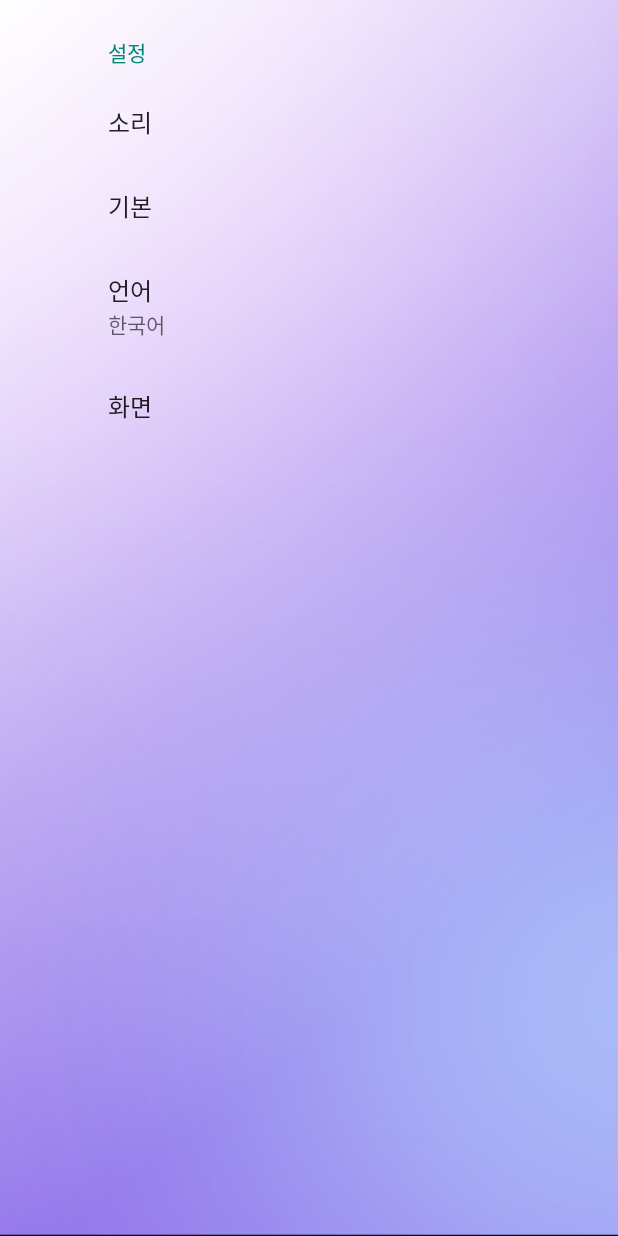
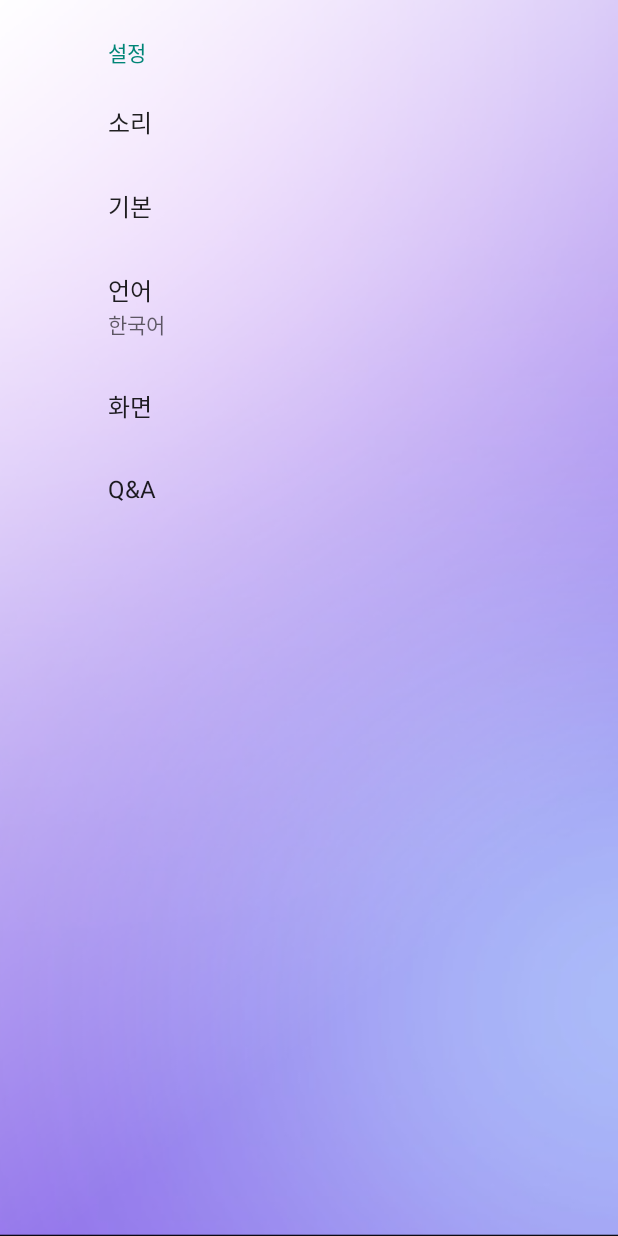
Before and after one commit to ssu-alram/alram-app, an Android app: the SettingsActivity screen opened directly, with no data from a screen before it, on a phone screen of 412 x 824 dp. Run offline under Robolectric (Android 15) with nearby library versions, the phone set to English and light mode, and no system bars; our stand-ins replace androidx.preference.

Commit message:
설정 다시ㅣ 만드는 중인데 프래그먼트..어려워요

```diff
--- a/app/build.gradle
+++ b/app/build.gradle
@@ -44,6 +44,7 @@ dependencies {
     implementation 'androidx.lifecycle:lifecycle-livedata-ktx:2.5.1'
     implementation 'androidx.lifecycle:lifecycle-viewmodel-ktx:2.5.1'
     implementation 'androidx.preference:preference:1.1.1'
+    implementation 'com.android.car.ui:car-ui-lib:+'
 
     testImplementation 'junit:junit:4.13.2'
 
--- a/app/src/main/java/com/example/alarm/MainActivity.java
+++ b/app/src/main/java/com/example/alarm/MainActivity.java
@@ -34,7 +34,9 @@ public class MainActivity extends AppCompatActivity implements View.OnClickListe
     public void onClick(View view) {
         calenderView.setVisibility(View.GONE);
         mainView.setVisibility(View.GONE);
+
         if (view.getId() == R.id.tab1) calenderView.setVisibility(View.VISIBLE);
         else if (view.getId() == R.id.tab2) mainView.setVisibility(View.VISIBLE);
     }
+
 }
--- a/app/src/main/java/com/example/alarm/SettingFragment.java
+++ /dev/null
@@ -1,40 +0,0 @@
-package com.example.alarm;
-
-import android.content.SharedPreferences;
-import android.os.Bundle;
-import android.util.Log;
-
-import androidx.preference.PreferenceFragmentCompat;
-import androidx.preference.PreferenceManager;
-
-public class SettingFragment extends PreferenceFragmentCompat {
-    SharedPreferences prefs;
-
-    @Override
-    public void onCreatePreferences(Bundle savedInstanceState, String rootKey) {
-        addPreferencesFromResource(R.xml.settings_preferences);
-        prefs = PreferenceManager.getDefaultSharedPreferences(getActivity());
-        prefs.registerOnSharedPreferenceChangeListener(prefListener);
-    }
-
-    SharedPreferences.OnSharedPreferenceChangeListener prefListener =
-            new SharedPreferences.OnSharedPreferenceChangeListener() {
-                @Override
-                public void onSharedPreferenceChanged(SharedPreferences sharedPreferences, String key) {
-                    // key값에 해당하는 명령 넣기
-                    if (key.equals("soundset")) {
-                        Log.d("TAG", key + "SELECTED");
-                    } else if (key.equals("vibrate")) {
-                        Log.d("TAG", key + "SELECTED");
-                    } else if (key.equals("sound_list")) {
-                        Log.d("TAG", key + "SELECTED");
-                    } else if (key.equals("defaultset")) {
-                        Log.d("TAG", key + "SELECTED");
-                    } else if (key.equals("push_alarm")) {
-                        Log.d("TAG", key + "SELECTED");
-                    }
-
-                }
-            };
-
-}
--- a/app/src/main/java/com/example/alarm/SettingsActivity.java
+++ b/app/src/main/java/com/example/alarm/SettingsActivity.java
@@ -1,23 +1,27 @@
 package com.example.alarm;
 
+import android.content.SharedPreferences;
 import android.os.Bundle;
+import android.preference.PreferenceFragment;
 
 import androidx.appcompat.app.AppCompatActivity;
-import androidx.preference.PreferenceFragmentCompat;
+import androidx.fragment.app.FragmentManager;
+import androidx.preference.ListPreference;
+import androidx.preference.PreferenceManager;
+import androidx.preference.PreferenceScreen;
 
-public class SettingsActivity extends AppCompatActivity {
-
+import com.google.android.material.shadow.ShadowRenderer;
+public class SettingsActivity extends AppCompatActivity{
     @Override
-    protected void onCreate(Bundle savedInstanceState) {
-        super.onCreate(savedInstanceState);
+    protected void onCreate(Bundle savedinstanceState) {
+        super.onCreate(savedinstanceState);
         setContentView(R.layout.settings_activity);
 
+        FragmentManager fragmentManager = getSupportFragmentManager();
+        fragmentManager
+                .beginTransaction()
+                .replace(R.id.settings_fragment, new SettingsFragment())
+                .commit();
+    }
 
-    class SettingsFragment extends PreferenceFragmentCompat {
-        @Override
-        public void onCreatePreferences(Bundle savedInstanceState, String rootKey) {
-            setPreferencesFromResource(R.xml.settings_preferences, rootKey);
-            addPreferencesFromResource(R.xml.settings_preferences);
-        }
-    }
-}}
+}
--- /dev/null
+++ b/app/src/main/java/com/example/alarm/SettingsFragment.java
@@ -0,0 +1,27 @@
+package com.example.alarm;
+
+import android.content.SharedPreferences;
+import android.os.Bundle;
+import android.preference.PreferenceFragment;
+
+import androidx.preference.PreferenceFragmentCompat;
+import androidx.preference.PreferenceScreen;
+
+public class SettingsFragment extends PreferenceFragmentCompat {
+
+    SharedPreferences spref ;
+    SharedPreferences.Editor editor;
+
+    PreferenceScreen sound;
+    PreferenceScreen simple;
+    PreferenceScreen language;
+    PreferenceScreen display;
+
+    @Override
+    public void onCreatePreferences(Bundle savedInstanceState, String rootKey) {
+        setPreferencesFromResource(R.xml.root_preferences, rootKey);
+    }
+
+
+
+}
--- a/app/src/main/res/layout/settings_activity.xml
+++ b/app/src/main/res/layout/settings_activity.xml
@@ -1,15 +1,8 @@
-<LinearLayout xmlns:android="http://schemas.android.com/apk/res/android"
+<?xml version="1.0" encoding="UTF-8" ?>
+<fragment xmlns:android="http://schemas.android.com/apk/res/android"
     android:layout_width="match_parent"
     android:layout_height="match_parent"
-    android:orientation="horizontal">
+    android:id="@+id/settings_fragment"
+    android:name="com.example.alarm.SettingsFragment">
 
-    <fragment
-        android:id="@+id/settings_fragment"
-        android:name="com.example.alarm.SettingFragment"
-        android:layout_width="match_parent"
-        android:layout_height="match_parent" />
-
-
-
-
-</LinearLayout>
+</fragment>
--- a/app/src/main/res/values/arrays.xml
+++ b/app/src/main/res/values/arrays.xml
@@ -1,23 +1,12 @@
 <resources>
     <!-- Reply Preference -->
-    <string-array name="sound_list">
-        <item>벨소리1</item>
-        <item>벨소리2</item>
+    <string-array name="reply_entries">
+        <item>Reply</item>
+        <item>Reply to all</item>
     </string-array>
 
-    <string-array name="기본">
-        <item>계획 알림 시간 설정</item>
-        <item>기본 알람 시간 설정</item>
-    </string-array>
-
-    <string-array name="언어">
-        <item>한국어</item>
-        <item>English</item>
-        <item>漢語中文</item>
-    </string-array>
-
-    <string-array name="화면설정">
-        <item>라이트모드</item>
-        <item>다크모드</item>
+    <string-array name="reply_values">
+        <item>reply</item>
+        <item>reply_all</item>
     </string-array>
 </resources>
--- /dev/null
+++ b/app/src/main/res/xml/root_preferences.xml
@@ -0,0 +1,47 @@
+<?xml version="1.0" encoding="UTF-8" ?>
+<PreferenceScreen xmlns:android="http://schemas.android.com/apk/res/android"
+    xmlns:app="http://schemas.android.com/apk/res-auto">
+
+    <PreferenceCategory        android:title="설정">
+        <PreferenceScreen android:title="소리">
+            <SwitchPreference android:title="진동"></SwitchPreference>
+            <PreferenceScreen android:title="spotify"></PreferenceScreen>
+            <PreferenceScreen android:title="설정된 벨소리 리스트">
+                <ListPreference android:title="노래"></ListPreference>
+            </PreferenceScreen>
+        </PreferenceScreen>
+        <PreferenceScreen android:title="기본">
+            <PreferenceScreen
+                android:title="계획 푸시알림 시간 설정"
+                android:summary="계획을 설정하지 않은 경우, 푸시알림을 보냅니다.">
+                <SwitchPreference android:title="계획 푸시알림 시간 설정"></SwitchPreference>
+            </PreferenceScreen>
+            <PreferenceScreen
+                android:title="기본 알람 시간 설정"
+                android:summary="알람을 설정하지 않은 경우, 기본 알람을 울립니다.">
+                <SwitchPreference android:title="기본 알람 시간 설정"></SwitchPreference>
+            </PreferenceScreen>
+        </PreferenceScreen>
+        <PreferenceScreen android:title="언어" android:summary="한국어">
+            <ListPreference app:entries="@array/reply_entries" android:entryValues="@array/reply_values"></ListPreference>
+        </PreferenceScreen>
+        <PreferenceScreen android:title="화면">
+            <CheckBoxPreference
+                android:defaultValue="true"
+                android:key="자동모드"
+                android:title="자동"
+                android:summary="휴대폰 모드에 맞게 설정합니다."/>
+            <CheckBoxPreference
+                android:defaultValue="false"
+                android:key="라이트모드"
+                android:title="라이트모드" />
+            <CheckBoxPreference
+                android:defaultValue="false"
+                android:key="다크모드"
+                android:title="다크모드" />
+        </PreferenceScreen>
+        <PreferenceScreen android:title="Q&amp;A"></PreferenceScreen>
+
+    </PreferenceCategory>
+
+</PreferenceScreen>
--- a/app/src/main/res/xml/settings_preferences.xml
+++ /dev/null
@@ -1,79 +0,0 @@
-<PreferenceScreen
-    xmlns:app="http://schemas.android.com/apk/res-auto"
-    xmlns:android="http://schemas.android.com/apk/res/android">
-
-    <PreferenceCategory app:title="설정">
-        <PreferenceScreen
-            android:key="soundset"
-            android:title="소리">
-
-            <SwitchPreference
-                android:key="vibrate"
-                android:title="진동"
-                android:defaultValue="true"
-                android:summary="소리와 함께 진동이 울립니다.">
-            </SwitchPreference>
-
-            <ListPreference
-                android:key="sound_list"
-                android:title="설정된 벨소리 리스트"
-                android:entries="@array/sound_list"
-                android:entryValues="@array/sound_list">
-            </ListPreference>
-
-        </PreferenceScreen>
-
-        <PreferenceScreen
-            android:title="기본"
-            android:key="defaultset">
-
-            <PreferenceScreen
-                android:title="계획 알림 시간 설정"
-                android:summary="계획이 없는 경우, 푸시알림을 보냅니다.">
-                <SwitchPreference
-                    android:title="푸시알람 설정"
-                    android:key="push_alarm"
-                    android:defaultValue="true">
-                </SwitchPreference>
-            </PreferenceScreen>
-
-            <PreferenceScreen
-                android:title="기본 알람 시간 설정"
-                android:summary="정해진 알람이 없는 경우, 기본값으로 알람을 울립니다.">
-                <SwitchPreference
-                    android:title="기본 알람 설정"
-                    android:key="default_alarm"
-                    android:defaultValue="true">
-                </SwitchPreference>
-            </PreferenceScreen>
-
-        </PreferenceScreen>
-
-        <PreferenceScreen
-            android:title="언어"
-            android:key="languageset"
-            android:summary="한국어">
-            <ListPreference
-                android:key="language"
-                android:title="언어"
-                android:entries="@array/언어"
-                android:entryValues="@array/언어">
-            </ListPreference>
-        </PreferenceScreen>
-
-        <PreferenceScreen
-            android:title="화면"
-            android:key="displayset">
-            <ListPreference
-                android:key="display"
-                android:title="화면설정"
-                android:entries="@array/화면설정"
-                android:entryValues="@array/화면설정">
-            </ListPreference>
-        </PreferenceScreen>
-
-
-    </PreferenceCategory>
-
-
-</PreferenceScreen>
```
